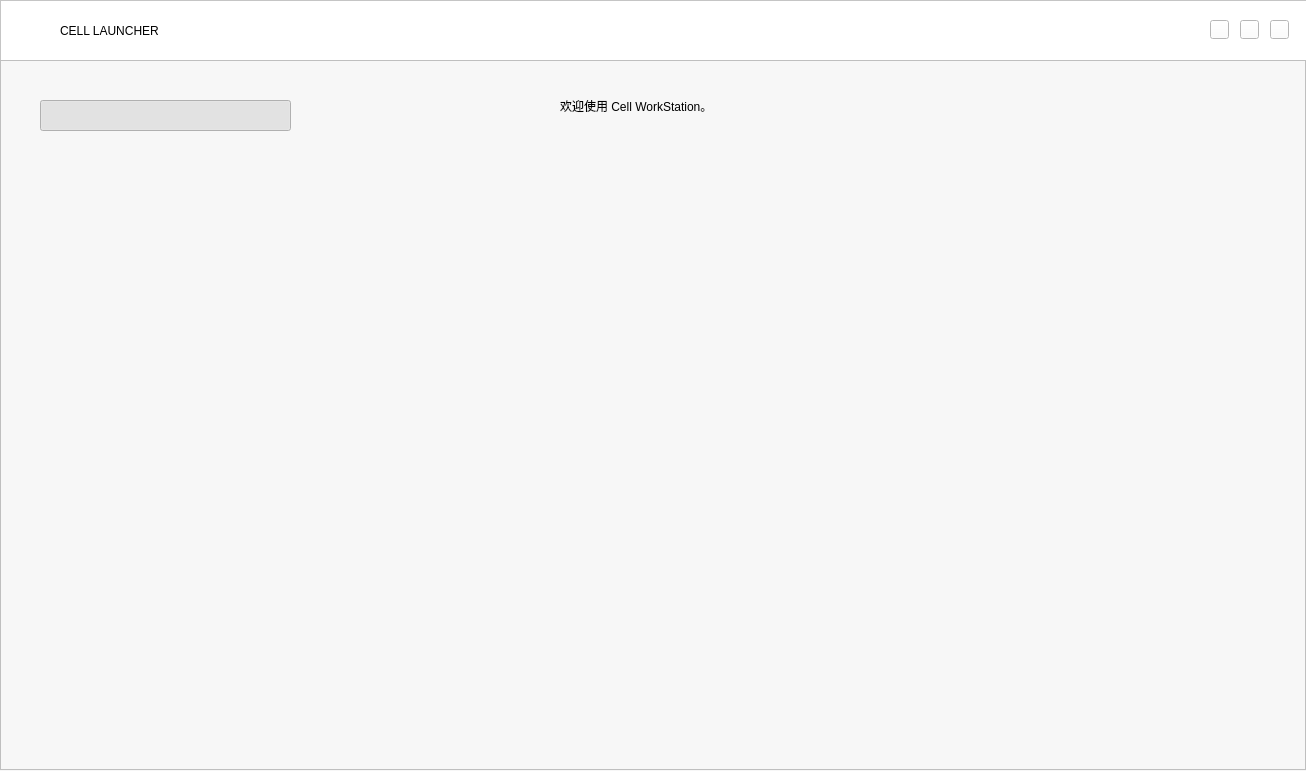
elexenon/Cell, file Forms/mainwindow.ui: the form before one commit.
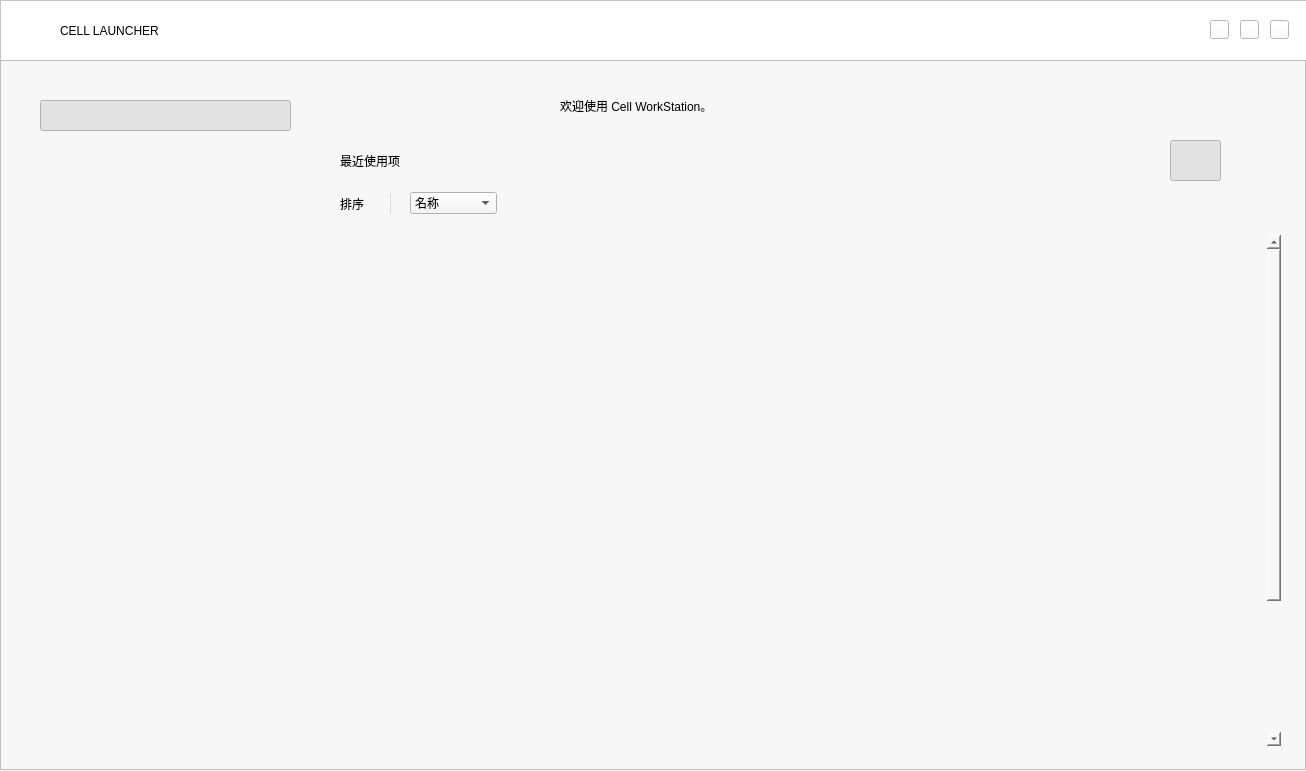
The form after the commit. Icons and pictures are not drawn.

Diff of the .ui file:
```diff
--- a/Forms/mainwindow.ui
+++ b/Forms/mainwindow.ui
@@ -271,6 +271,168 @@
      <bool>true</bool>
     </property>
    </widget>
+   <widget class="QLabel" name="label_recentPJ">
+    <property name="geometry">
+     <rect>
+      <x>340</x>
+      <y>85</y>
+      <width>131</width>
+      <height>31</height>
+     </rect>
+    </property>
+    <property name="text">
+     <string>最近使用项</string>
+    </property>
+   </widget>
+   <widget class="QPushButton" name="Btn_grid">
+    <property name="geometry">
+     <rect>
+      <x>1170</x>
+      <y>80</y>
+      <width>51</width>
+      <height>41</height>
+     </rect>
+    </property>
+    <property name="styleSheet">
+     <string notr="true">border-image: url(:/images/Share/images/MainWindowGrid2.png);</string>
+    </property>
+    <property name="text">
+     <string/>
+    </property>
+    <property name="checkable">
+     <bool>true</bool>
+    </property>
+    <property name="checked">
+     <bool>true</bool>
+    </property>
+    <property name="flat">
+     <bool>true</bool>
+    </property>
+   </widget>
+   <widget class="QPushButton" name="Btn_list">
+    <property name="geometry">
+     <rect>
+      <x>1240</x>
+      <y>80</y>
+      <width>51</width>
+      <height>41</height>
+     </rect>
+    </property>
+    <property name="styleSheet">
+     <string notr="true">border-image: url(:/images/Share/images/MainWindowList1.png);</string>
+    </property>
+    <property name="text">
+     <string/>
+    </property>
+    <property name="checkable">
+     <bool>true</bool>
+    </property>
+    <property name="flat">
+     <bool>true</bool>
+    </property>
+   </widget>
+   <widget class="QLabel" name="label_sort">
+    <property name="geometry">
+     <rect>
+      <x>340</x>
+      <y>128</y>
+      <width>51</width>
+      <height>31</height>
+     </rect>
+    </property>
+    <property name="text">
+     <string>排序</string>
+    </property>
+   </widget>
+   <widget class="QScrollArea" name="main_scrollArea">
+    <property name="geometry">
+     <rect>
+      <x>330</x>
+      <y>175</y>
+      <width>951</width>
+      <height>511</height>
+     </rect>
+    </property>
+    <property name="styleSheet">
+     <string notr="true">background-color: rgb(247, 247, 247);</string>
+    </property>
+    <property name="frameShape">
+     <enum>QFrame::NoFrame</enum>
+    </property>
+    <property name="frameShadow">
+     <enum>QFrame::Sunken</enum>
+    </property>
+    <property name="verticalScrollBarPolicy">
+     <enum>Qt::ScrollBarAlwaysOn</enum>
+    </property>
+    <property name="horizontalScrollBarPolicy">
+     <enum>Qt::ScrollBarAlwaysOff</enum>
+    </property>
+    <property name="widgetResizable">
+     <bool>true</bool>
+    </property>
+    <widget class="QWidget" name="scrollAreaWidgetContents">
+     <property name="geometry">
+      <rect>
+       <x>0</x>
+       <y>0</y>
+       <width>951</width>
+       <height>700</height>
+      </rect>
+     </property>
+     <property name="minimumSize">
+      <size>
+       <width>951</width>
+       <height>700</height>
+      </size>
+     </property>
+     <widget class="QWidget" name="gridLayoutWidget">
+      <property name="geometry">
+       <rect>
+        <x>10</x>
+        <y>10</y>
+        <width>901</width>
+        <height>671</height>
+       </rect>
+      </property>
+      <layout class="QGridLayout" name="gridLayout"/>
+     </widget>
+    </widget>
+   </widget>
+   <widget class="QComboBox" name="comboBox_sort">
+    <property name="geometry">
+     <rect>
+      <x>410</x>
+      <y>132</y>
+      <width>87</width>
+      <height>22</height>
+     </rect>
+    </property>
+    <item>
+     <property name="text">
+      <string>名称</string>
+     </property>
+    </item>
+   </widget>
+   <widget class="Line" name="line">
+    <property name="geometry">
+     <rect>
+      <x>380</x>
+      <y>133</y>
+      <width>20</width>
+      <height>21</height>
+     </rect>
+    </property>
+    <property name="styleSheet">
+     <string notr="true">color: rgb(218, 218, 218);</string>
+    </property>
+    <property name="frameShadow">
+     <enum>QFrame::Plain</enum>
+    </property>
+    <property name="orientation">
+     <enum>Qt::Vertical</enum>
+    </property>
+   </widget>
   </widget>
  </widget>
  <resources/>
```
